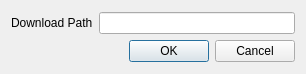
Qt form src/settings.ui (aerosadegh/BBB-Downloader) before a commit.
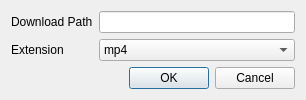
The same form after that commit.

Commit message: feat: add download extension field to setting_page

```diff
--- a/src/settings.ui
+++ b/src/settings.ui
@@ -16,10 +16,14 @@
   <layout class="QGridLayout" name="gridLayout_2">
    <item row="0" column="0">
     <layout class="QGridLayout" name="gridLayout">
-     <item row="0" column="1">
-      <widget class="QLineEdit" name="dwpath_led"/>
+     <item row="1" column="0">
+      <widget class="QLabel" name="ext_lbl">
+       <property name="text">
+        <string>Extension</string>
+       </property>
+      </widget>
      </item>
-     <item row="1" column="1">
+     <item row="2" column="1">
       <widget class="QDialogButtonBox" name="buttonBox">
        <property name="orientation">
         <enum>Qt::Horizontal</enum>
@@ -29,6 +33,9 @@
        </property>
       </widget>
      </item>
+     <item row="0" column="1">
+      <widget class="QLineEdit" name="dwpath_led"/>
+     </item>
      <item row="0" column="0">
       <widget class="QLabel" name="dpath_lbl">
        <property name="text">
@@ -36,6 +43,28 @@
        </property>
       </widget>
      </item>
+     <item row="1" column="1">
+      <widget class="QComboBox" name="ext_cb">
+       <property name="currentIndex">
+        <number>1</number>
+       </property>
+       <item>
+        <property name="text">
+         <string>Auto Check</string>
+        </property>
+       </item>
+       <item>
+        <property name="text">
+         <string>mp4</string>
+        </property>
+       </item>
+       <item>
+        <property name="text">
+         <string>webm</string>
+        </property>
+       </item>
+      </widget>
+     </item>
     </layout>
    </item>
   </layout>
```
The commit also changes 1 other file.
